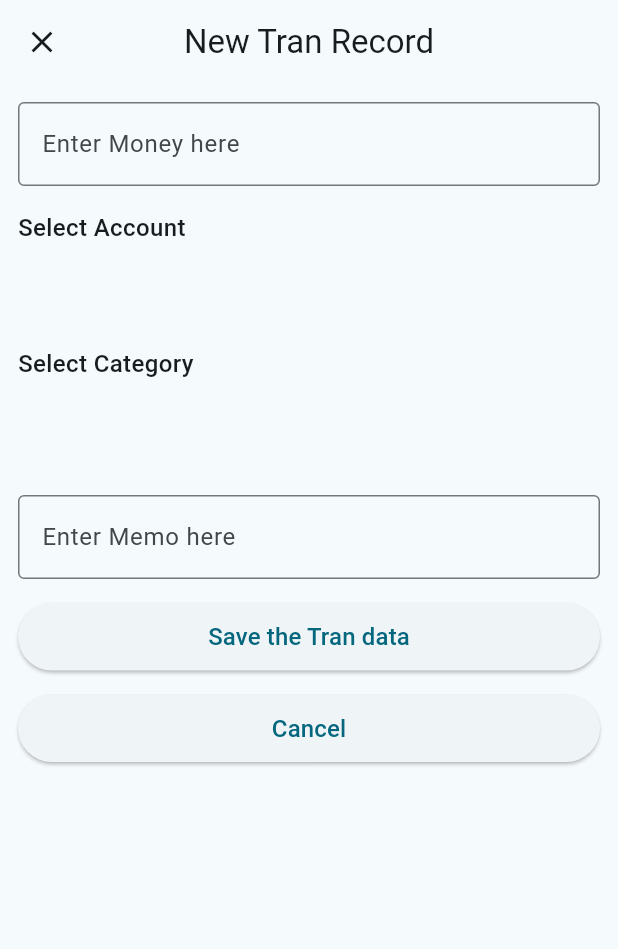
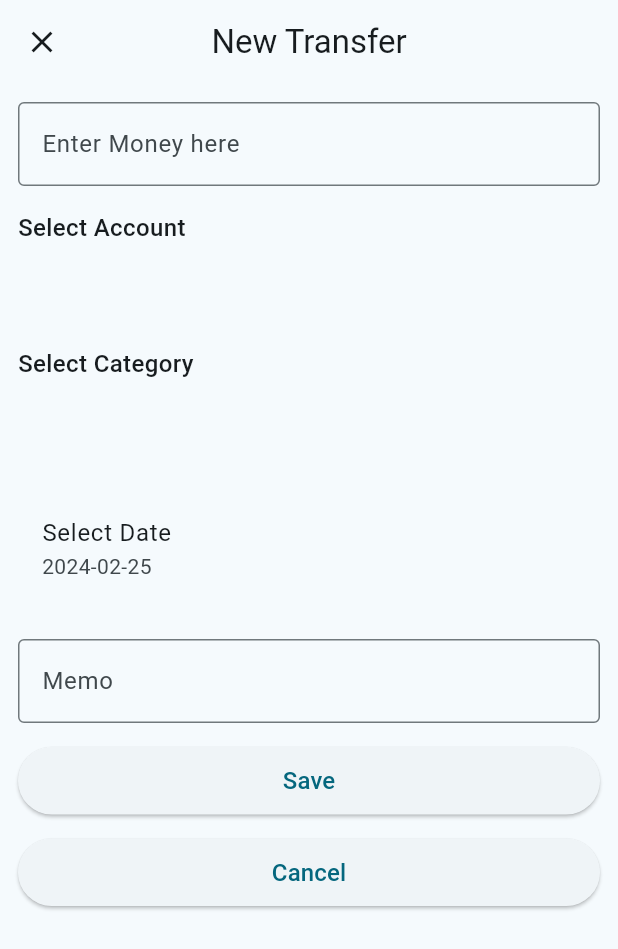
Before and after one commit to Thinnakorn050/mywallet, a Flutter app: the screen it shows after launch, after a tap on an icon or button, on a phone screen of 412 x 824 dp. Shown: the top 949 px of the screen. Run offline on Flutter 3.47's test engine with Material 3 defaults, Android fonts, the phone set to English and light mode, and no system bars; our stand-ins replace font_awesome_flutter, sqflite; accounts and stored records are empty.

Commit message:
tran form add date picker/number,null check for money input

```diff
--- a/lib/pages/tran_form_page.dart
+++ b/lib/pages/tran_form_page.dart
@@ -23,8 +23,10 @@ class _TranFormPageState extends State<TranFormPage> {
 
   final DatabaseService _databaseService = DatabaseService();
 
+  String? _moneyErrorText; // Error text for money input field
   int _selectedAccount = 0;
   int _selectedCategory = 0;
+  DateTime _selectedDate = DateTime.now(); // Initialize with current date
 
   @override
   void initState() {
@@ -58,14 +60,36 @@ class _TranFormPageState extends State<TranFormPage> {
       _selectedCategory =
           _categories.indexWhere((e) => e.id == widget.tran!.categoryId);
     }
-    return Future.value(_categories); // Wrap the list inside Future.value()
+    return Future.value(_categories);
   }
 
   Future<void> _onSave() async {
-    final money =
-        int.parse(_moneyController.text); // Replace with your actual value
-    final date = DateTime.now();
-    final memo = _nameController.text; // Use the value from the TextField
+    //check for money input
+    if (_moneyController.text.isEmpty) {
+      setState(() {
+        _moneyErrorText = 'Cannot be empty';
+      });
+      return;
+    }
+
+    //check for number only money input
+    final RegExp numberRegex = RegExp(r'^-?[0-9]+$');
+    if (!numberRegex.hasMatch(_moneyController.text)) {
+      setState(() {
+        _moneyErrorText = 'Please enter a valid number';
+      });
+      return;
+    }
+
+    // Reset error text
+    setState(() {
+      _moneyErrorText = null;
+    });
+
+    final money = int.parse(_moneyController.text.trim());
+    final date = _selectedDate;
+    final memo =
+        _nameController.text.trim(); // Use the value from the TextField
     final account = _accounts[_selectedAccount];
     final category = _categories[_selectedCategory];
 
@@ -105,7 +129,7 @@ class _TranFormPageState extends State<TranFormPage> {
   Widget build(BuildContext context) {
     return Scaffold(
       appBar: AppBar(
-        title: Text('New Tran Record'),
+        title: const Text('New Transfer'),
         centerTitle: true,
       ),
       body: Padding(
@@ -117,23 +141,24 @@ class _TranFormPageState extends State<TranFormPage> {
               controller: _moneyController,
               decoration: InputDecoration(
                 border: OutlineInputBorder(),
-                hintText: 'Enter Money here',
+                hintText: 'Enter Money here ',
+                errorText: _moneyErrorText,
               ),
             ),
-            SizedBox(height: 16.0),
+            const SizedBox(height: 16.0),
             FutureBuilder<List<Account>>(
               future: _getAccounts(),
               builder: (context, accountSnapshot) {
                 if (accountSnapshot.connectionState ==
                     ConnectionState.waiting) {
-                  return Text("Loading accounts...");
+                  return const Text("Loading accounts...");
                 }
                 return FutureBuilder<List<Category>>(
                   future: _getCategories(),
                   builder: (context, categorySnapshot) {
                     if (categorySnapshot.connectionState ==
                         ConnectionState.waiting) {
-                      return Text("Loading categories...");
+                      return const Text("Loading categories...");
                     }
                     return Column(
                       children: [
@@ -146,7 +171,7 @@ class _TranFormPageState extends State<TranFormPage> {
                             });
                           },
                         ),
-                        SizedBox(height: 16.0),
+                        const SizedBox(height: 16.0),
                         CategorySelector(
                           categories: _categories.map((e) => e.name).toList(),
                           selectedIndex: _selectedCategory,
@@ -162,12 +187,14 @@ class _TranFormPageState extends State<TranFormPage> {
                 );
               },
             ),
-            SizedBox(height: 24.0),
+            const SizedBox(height: 24.0),
+            _buildDatePicker(),
+            const SizedBox(height: 24.0),
             TextField(
               controller: _nameController,
-              decoration: InputDecoration(
+              decoration: const InputDecoration(
                 border: OutlineInputBorder(),
-                hintText: 'Enter Memo here',
+                hintText: 'Memo',
               ),
             ),
             SizedBox(height: 16.0),
@@ -175,20 +202,20 @@ class _TranFormPageState extends State<TranFormPage> {
               height: 45.0,
               child: ElevatedButton(
                 onPressed: _onSave,
-                child: Text(
-                  'Save the Tran data',
+                child: const Text(
+                  'Save',
                   style: TextStyle(
                     fontSize: 16.0,
                   ),
                 ),
               ),
             ),
-            SizedBox(height: 16.0),
+            const SizedBox(height: 16.0),
             SizedBox(
               height: 45.0,
               child: ElevatedButton(
                 onPressed: _onCancel,
-                child: Text(
+                child: const Text(
                   'Cancel',
                   style: TextStyle(
                     fontSize: 16.0,
@@ -201,4 +228,30 @@ class _TranFormPageState extends State<TranFormPage> {
       ),
     );
   }
+
+  // Date Picker Widget
+  Widget _buildDatePicker() {
+    return ListTile(
+      title: Text(
+        "Select Date",
+        style: TextStyle(
+          fontSize: 16.0,
+        ),
+      ),
+      subtitle: Text(
+          "${_selectedDate.toLocal()}".split(' ')[0]), // Display selected date
+      onTap: () async {
+        final DateTime? pickedDate = await showDatePicker(
+          context: context,
+          initialDate: _selectedDate,
+          firstDate: DateTime(2000),
+          lastDate: DateTime(2100),
+        );
+        if (pickedDate != null && pickedDate != _selectedDate)
+          setState(() {
+            _selectedDate = pickedDate;
+          });
+      },
+    );
+  }
 }
```
